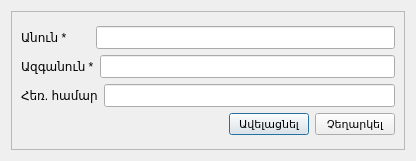
First picture: the form in src/addcustomer.ui, repository ADCompany/AD-Farm, before the edit.
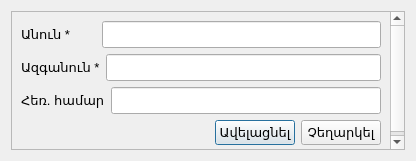
Second picture: the form after the edit. Icons and pictures are not drawn.

Patch:
```diff
--- a/src/addcustomer.ui
+++ b/src/addcustomer.ui
@@ -37,8 +37,8 @@
        <rect>
         <x>0</x>
         <y>0</y>
-        <width>396</width>
-        <height>141</height>
+        <width>379</width>
+        <height>149</height>
        </rect>
       </property>
       <layout class="QGridLayout" name="gridLayout_2">
@@ -52,6 +52,11 @@
               <layout class="QHBoxLayout" name="horizontalLayout">
                <item>
                 <widget class="QLabel" name="lblFirstName">
+                 <property name="font">
+                  <font>
+                   <pointsize>10</pointsize>
+                  </font>
+                 </property>
                  <property name="text">
                   <string>Անուն *       </string>
                  </property>
@@ -67,7 +72,7 @@
                <property name="font">
                 <font>
                  <family>MS Shell Dlg 2</family>
-                 <pointsize>10</pointsize>
+                 <pointsize>12</pointsize>
                  <weight>50</weight>
                  <bold>false</bold>
                 </font>
@@ -85,6 +90,11 @@
               <layout class="QHBoxLayout" name="horizontalLayout_2">
                <item>
                 <widget class="QLabel" name="lblLastName">
+                 <property name="font">
+                  <font>
+                   <pointsize>10</pointsize>
+                  </font>
+                 </property>
                  <property name="text">
                   <string>Ազգանուն *</string>
                  </property>
@@ -96,7 +106,7 @@
               <widget class="QLineEdit" name="editLastName">
                <property name="font">
                 <font>
-                 <pointsize>10</pointsize>
+                 <pointsize>12</pointsize>
                 </font>
                </property>
                <property name="maxLength">
@@ -115,6 +125,11 @@
               <layout class="QHBoxLayout" name="horizontalLayout_3">
                <item>
                 <widget class="QLabel" name="label_3">
+                 <property name="font">
+                  <font>
+                   <pointsize>10</pointsize>
+                  </font>
+                 </property>
                  <property name="text">
                   <string>Հեռ. համար</string>
                  </property>
@@ -126,7 +141,7 @@
               <widget class="QLineEdit" name="editPhone">
                <property name="font">
                 <font>
-                 <pointsize>10</pointsize>
+                 <pointsize>12</pointsize>
                 </font>
                </property>
                <property name="maxLength">
@@ -165,7 +180,7 @@
                </property>
                <property name="font">
                 <font>
-                 <pointsize>8</pointsize>
+                 <pointsize>10</pointsize>
                 </font>
                </property>
                <property name="text">
@@ -184,7 +199,7 @@
               <widget class="QPushButton" name="btnCancel">
                <property name="font">
                 <font>
-                 <pointsize>8</pointsize>
+                 <pointsize>10</pointsize>
                 </font>
                </property>
                <property name="text">
```
